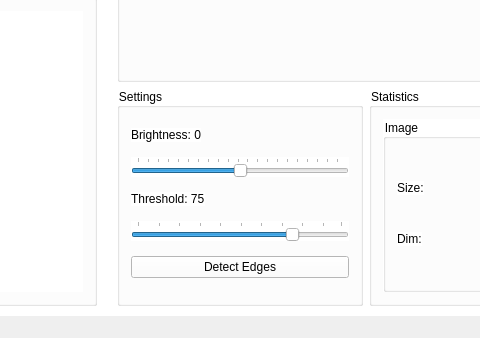
First picture: the form in Edge Detector/panel.ui, repository alihatamitajik/edge-detector-cuda, before the edit; both pictures show x 533 to 1013 and y 382 to 720 of the 1280 by 720 pixel window.
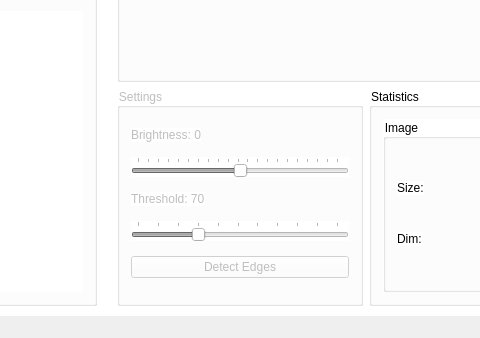
Second picture: the form after the edit. Icons and pictures are not drawn.

Diff of the .ui file:
```diff
--- a/Edge Detector/panel.ui
+++ b/Edge Detector/panel.ui
@@ -146,10 +146,16 @@
         <item>
          <layout class="QHBoxLayout" name="horizontalLayout_3" stretch="2,3">
           <item>
-           <widget class="QGroupBox" name="groupBox_5">
+           <widget class="QGroupBox" name="settingBox">
+            <property name="enabled">
+             <bool>false</bool>
+            </property>
             <property name="title">
              <string>Settings</string>
             </property>
+            <property name="flat">
+             <bool>false</bool>
+            </property>
             <layout class="QVBoxLayout" name="verticalLayout_3">
              <item>
               <widget class="QLabel" name="label">
@@ -204,7 +210,7 @@
                 </sizepolicy>
                </property>
                <property name="text">
-                <string>Threshold: 75</string>
+                <string>Threshold: 70</string>
                </property>
               </widget>
              </item>
@@ -216,6 +222,9 @@
                  <verstretch>0</verstretch>
                 </sizepolicy>
                </property>
+               <property name="maximum">
+                <number>255</number>
+               </property>
                <property name="value">
                 <number>75</number>
                </property>
@@ -226,7 +235,7 @@
                 <enum>QSlider::TicksAbove</enum>
                </property>
                <property name="tickInterval">
-                <number>10</number>
+                <number>25</number>
                </property>
               </widget>
              </item>
```
Left out of the diff: 6 changed lines with no effect on the pictures.
